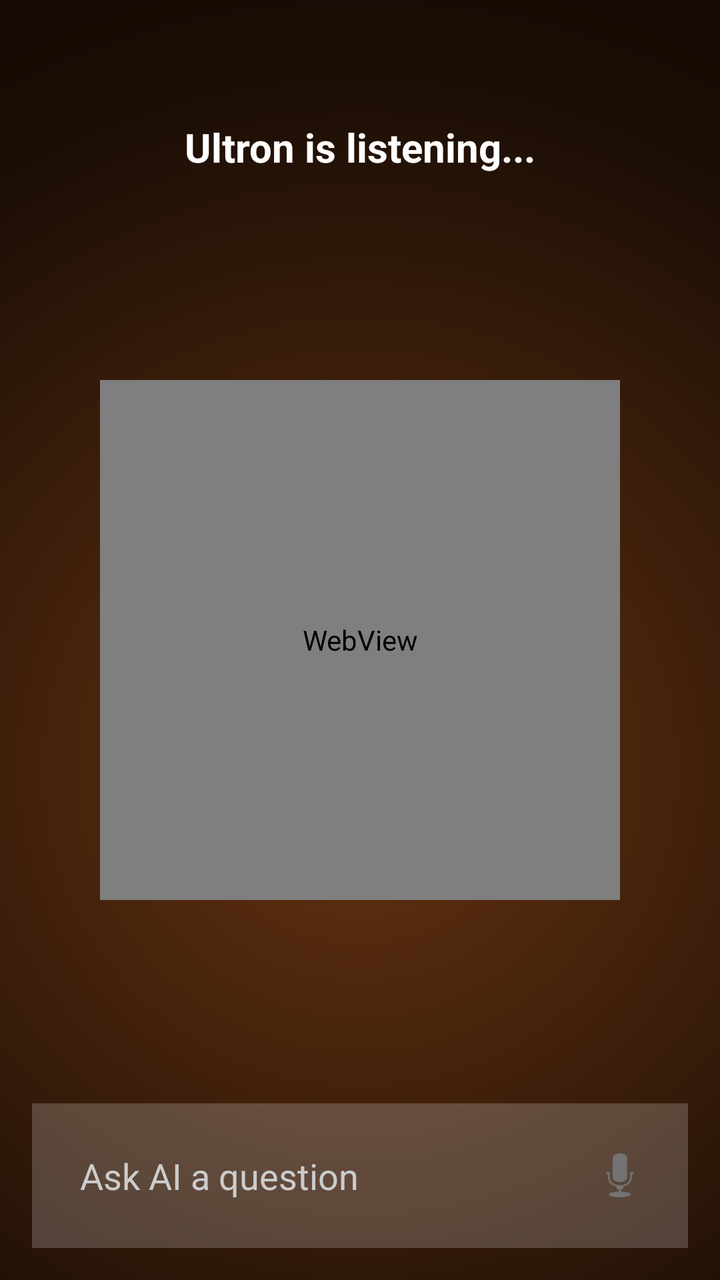
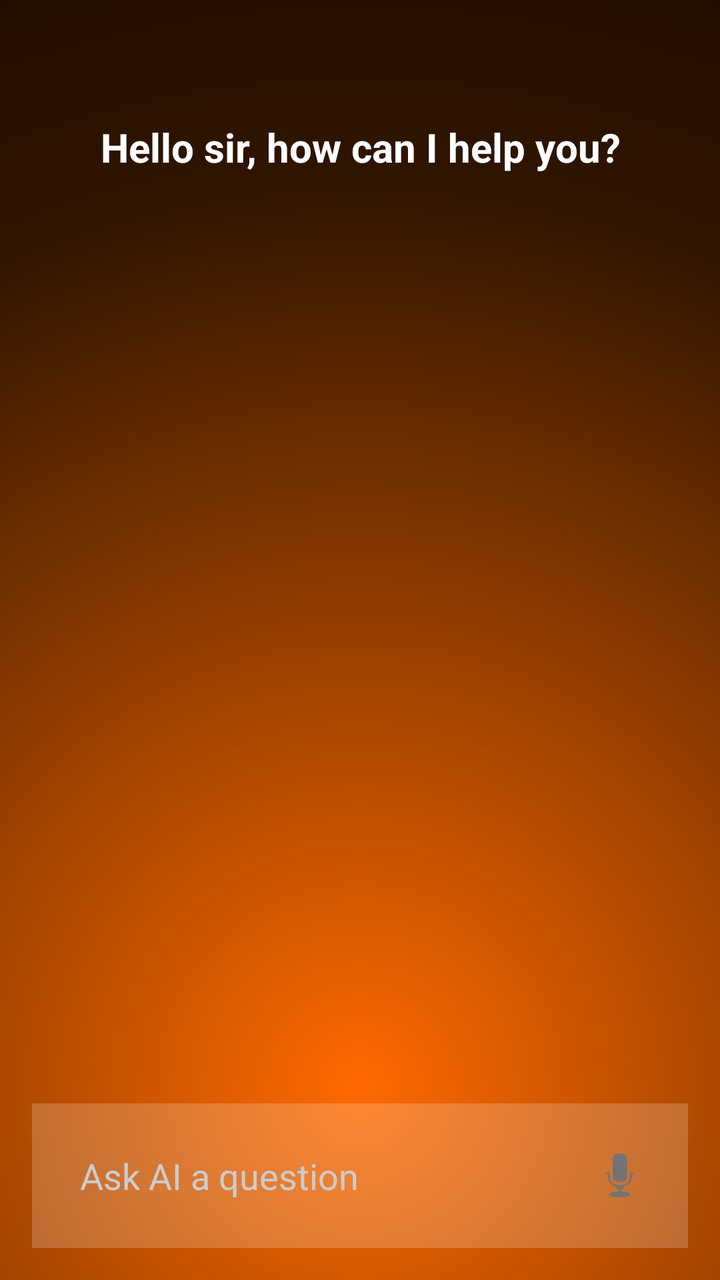

Two renders of the same Android screen: before a commit and after it. Below are the layout's source before the change and the commit's diff.
<!-- AndroidManifest.xml: application theme Theme.Ultron.NoActionBar -->
<!-- res/layout/activity_main.xml -->
<?xml version="1.0" encoding="utf-8"?>
<RelativeLayout xmlns:android="http://schemas.android.com/apk/res/android"
    android:layout_width="match_parent"
    android:layout_height="match_parent"
    android:background="@drawable/bg_gradient">

    <TextView
        android:id="@+id/greetingText"
        android:layout_width="match_parent"
        android:layout_height="wrap_content"
        android:layout_alignParentTop="true"
        android:layout_marginTop="60dp"
        android:text="Ultron is listening..."
        android:textColor="#FFFFFF"
        android:textSize="20sp"
        android:textStyle="bold"
        android:gravity="center"
        android:paddingHorizontal="32dp"/>

    <WebView
        android:id="@+id/orbWebView"
        android:layout_width="260dp"
        android:layout_height="260dp"
        android:layout_centerInParent="true"
        android:background="@android:color/transparent"/>

    <TextView
        android:id="@+id/statusText"
        android:layout_width="match_parent"
        android:layout_height="wrap_content"
        android:layout_above="@+id/inputBar"
        android:layout_marginBottom="20dp"
        android:paddingHorizontal="32dp"
        android:text=""
        android:textColor="#FFFFFF"
        android:textSize="16sp"
        android:gravity="center"/>

    <LinearLayout
        android:id="@+id/inputBar"
        android:layout_width="match_parent"
        android:layout_height="wrap_content"
        android:layout_alignParentBottom="true"
        android:orientation="horizontal"
        android:gravity="center_vertical"
        android:background="#33FFFFFF"
        android:padding="12dp"
        android:layout_margin="16dp">

        <EditText
            android:id="@+id/inputText"
            android:layout_width="0dp"
            android:layout_height="wrap_content"
            android:layout_weight="1"
            android:hint="Ask AI a question"
            android:background="@android:color/transparent"
            android:padding="12dp"
            android:textColor="#FFFFFF"
            android:textColorHint="#CCCCCC"/>

        <ImageButton
            android:id="@+id/voiceButton"
            android:layout_width="44dp"
            android:layout_height="44dp"
            android:background="@android:color/transparent"
            android:src="@android:drawable/ic_btn_speak_now"
            android:contentDescription="Voice"/>

    </LinearLayout>

</RelativeLayout>
<!-- resources referenced by this layout -->
<resources>
  <!-- drawable bg_gradient (drawable) -->
  <?xml version="1.0" encoding="utf-8"?>
  <shape xmlns:android="http://schemas.android.com/apk/res/android"
      android:shape="rectangle">
      <gradient
          android:type="radial"
          android:gradientRadius="700dp"
          android:centerX="0.5"
          android:centerY="0.6"
          android:startColor="#663311"
          android:centerColor="#1A0D05"
          android:endColor="#000000"/>
  </shape>
  <style name="Theme.Ultron.NoActionBar" parent="Theme.Ultron">
          <item name="windowActionBar">false</item>
          <item name="windowNoTitle">true</item>
          <item name="android:statusBarColor">@android:color/transparent</item>
          <item name="android:windowLightStatusBar">false</item>
      </style>
  <style name="Theme.Ultron" parent="Theme.AppCompat.DayNight.DarkActionBar">
          <item name="colorPrimary">#1A1A2E</item>
          <item name="colorPrimaryDark">#0D0D1A</item>
          <item name="colorAccent">#00FF88</item>
      </style>
</resources>

<!-- the commit's change to res/layout/activity_main.xml (unified diff, before → after) -->
@@ -10,19 +10,12 @@
         android:layout_height="wrap_content"
         android:layout_alignParentTop="true"
         android:layout_marginTop="60dp"
-        android:text="Ultron is listening..."
+        android:text="Hello sir, how can I help you?"
         android:textColor="#FFFFFF"
         android:textSize="20sp"
         android:textStyle="bold"
         android:gravity="center"
         android:paddingHorizontal="32dp"/>
-
-    <WebView
-        android:id="@+id/orbWebView"
-        android:layout_width="260dp"
-        android:layout_height="260dp"
-        android:layout_centerInParent="true"
-        android:background="@android:color/transparent"/>
 
     <TextView
         android:id="@+id/statusText"
<!-- resource entries referenced after the edit -->
@@ -6,11 +6,11 @@
       android:shape="rectangle">
       <gradient
           android:type="radial"
-          android:gradientRadius="700dp"
+          android:gradientRadius="900dp"
           android:centerX="0.5"
-          android:centerY="0.6"
-          android:startColor="#663311"
-          android:centerColor="#1A0D05"
+          android:centerY="0.85"
+          android:startColor="#FF6A00"
+          android:centerColor="#301500"
           android:endColor="#000000"/>
   </shape>
   <style name="Theme.Ultron.NoActionBar" parent="Theme.Ultron">
